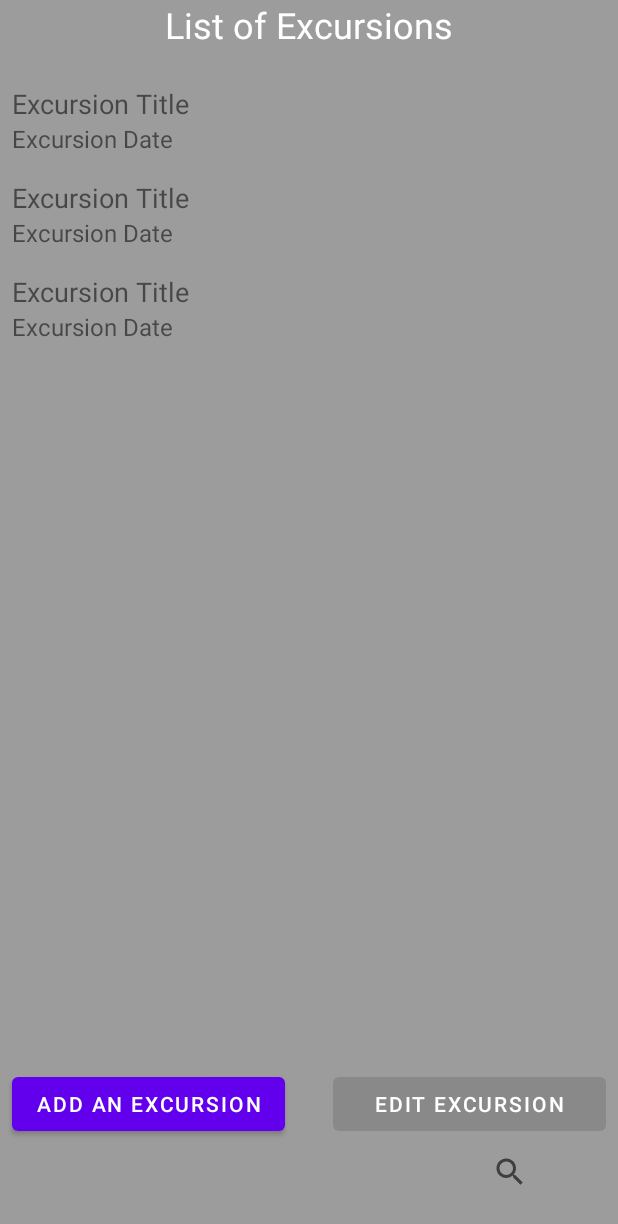
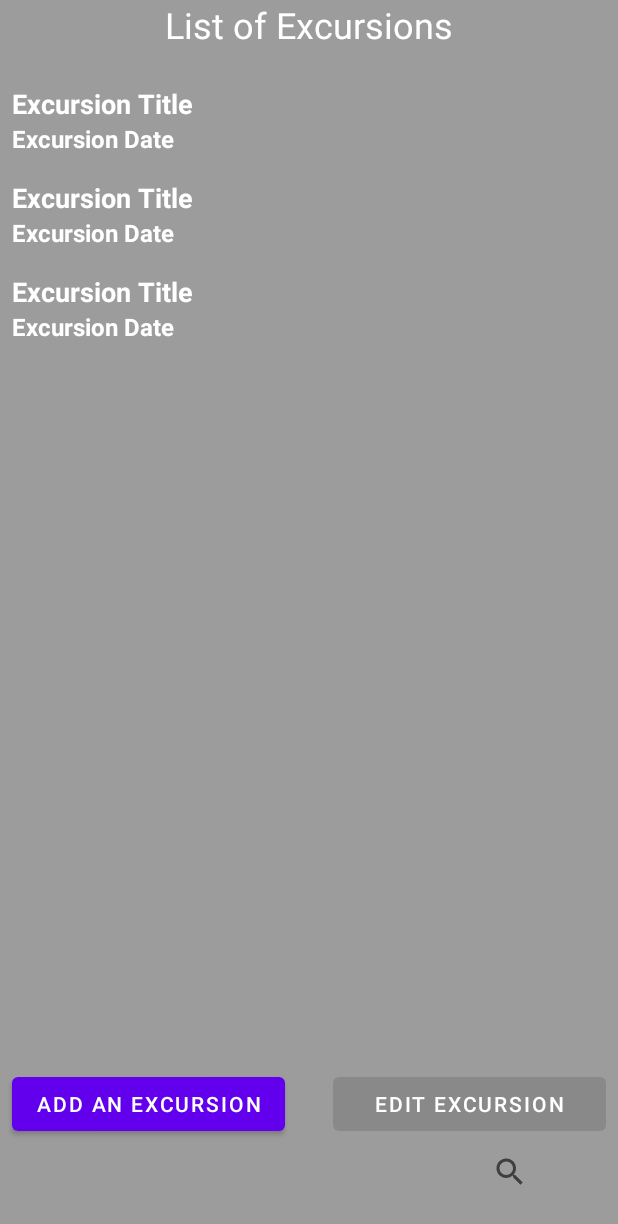
Before and after one commit to cin-ji/TourX, an Android app: the layout activity_excursion.xml on its own in the app's theme, with its tools: preview values and no code run, on a phone screen of 412 x 824 dp. Shown: the top 1224 px of the screen. Run offline under Robolectric (Android 15) with nearby library versions, the phone set to English and light mode, and no system bars.

Commit message:
modify excursion items

```diff
--- a/app/src/main/res/layout/excursion_item.xml
+++ b/app/src/main/res/layout/excursion_item.xml
@@ -10,6 +10,8 @@
         android:layout_width="wrap_content"
         android:layout_height="wrap_content"
         android:text="@string/excursion_title"
+        android:textColor="@color/white"
+        android:textStyle="bold"
         android:textSize="18sp" />
 
     <TextView
@@ -17,6 +19,8 @@
         android:layout_width="wrap_content"
         android:layout_height="wrap_content"
         android:text="@string/excursion_date"
+        android:textColor="@color/white"
+        android:textStyle="bold"
         android:textSize="16sp" />
 
 </LinearLayout>
```
